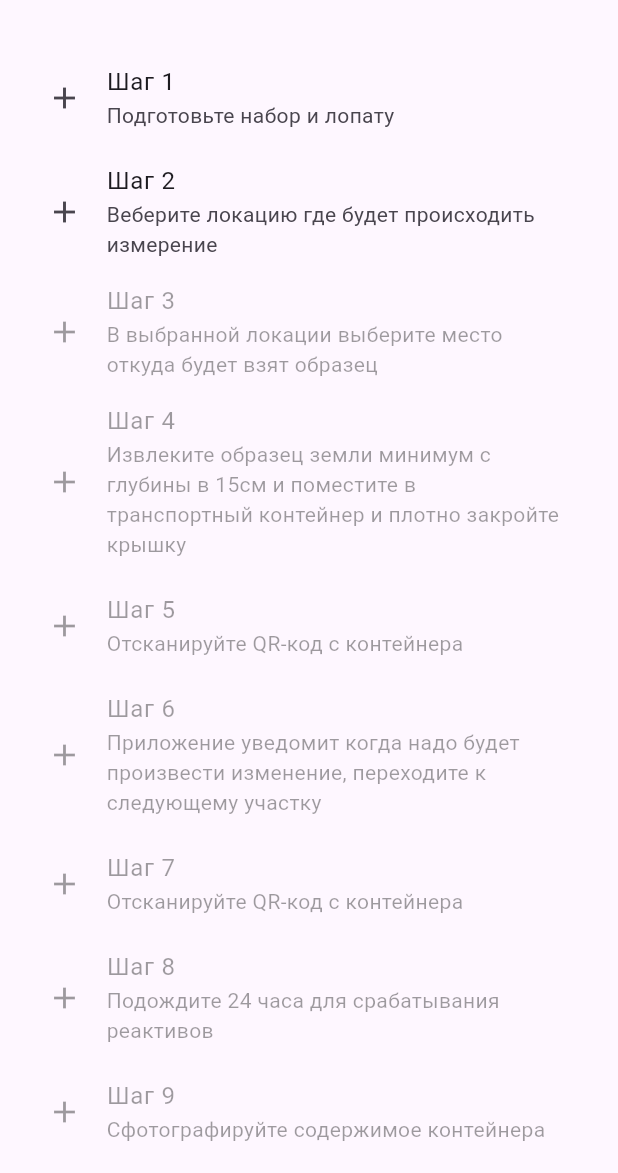
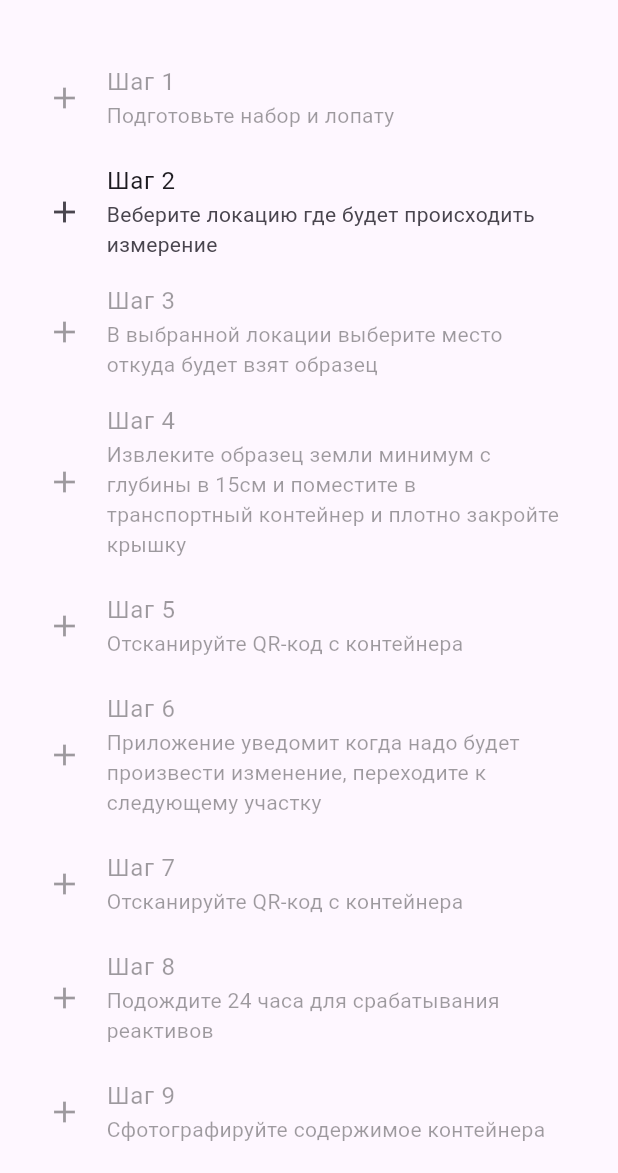
Before and after one commit to inas-iorl/iAgroApp, a Flutter app: the DiagnosticScreen screen opened directly with empty values, after a tap on "Шаг 1", on a phone screen of 412 x 824 dp, the part 63-1236 px from its top. Run offline on Flutter 3.47's test engine with Material 3 defaults, Android fonts, the light colour scheme and no system bars; our stand-ins replace dio, flutter_local_notifications, flutter_map, get_it, image_picker, latlong2 and 5 more; missing offline and left inert: dart:ffi, flutter_barcode_scanner, flutter_map_dragmarker, flutter_timer_countdown, maps_toolkit; network calls fail.

Commit message:
промежуточный

```diff
--- a/lib/main.dart
+++ b/lib/main.dart
@@ -4,6 +4,7 @@ import 'package:co2_app_server/screens/Chemical.dart';
 import 'package:co2_app_server/screens/Device.dart';
 import 'package:co2_app_server/screens/Diagnostic.dart';
 import 'package:co2_app_server/screens/DiagnosticList.dart';
+import 'package:co2_app_server/screens/FIeldMapEdit.dart';
 import 'package:co2_app_server/screens/FieldEdit.dart';
 import 'package:co2_app_server/screens/Map.dart';
 import 'package:co2_app_server/screens/MyDevices.dart';
@@ -62,6 +63,7 @@ class MyApp extends StatelessWidget {
         '/fields': (context) => FieldsScreen(),
         '/field': (context) => MyFieldScreen(),
         '/field/edit': (context) => FieldScreen(),
+        '/field/edit/map': (context) => FieldMapEditScreen(),
         '/field/diagnostics': (context) => DiagnosticListScreen(),
         '/devices': (context) => DevicesScreen(),
         '/device': (context) => DeviceScreen(),
--- a/lib/screens/Diagnostic.dart
+++ b/lib/screens/Diagnostic.dart
@@ -9,10 +9,11 @@ import 'package:flutter_barcode_scanner/flutter_barcode_scanner.dart';
 import 'package:get_it/get_it.dart';
 import 'package:dio/dio.dart';
 import 'package:image_picker/image_picker.dart';
+import 'package:maps_toolkit/maps_toolkit.dart' as maps_toolkit;
+import 'package:latlong2/latlong.dart' as ll;
 import 'package:permission_handler/permission_handler.dart';
 import '../models/api.dart';
 import 'package:flutter_timer_countdown/flutter_timer_countdown.dart';
-import 'package:latlong2/latlong.dart';
 
 
 class DiagnosticScreen extends StatefulWidget {
@@ -94,45 +95,42 @@ class CheckListWidget extends StatefulWidget {
 
 class _CheckListWidgetState extends State<CheckListWidget> {
 
-  late CheckListStep step1;
-  late CheckListStep step2;
-  late CheckListStep step3;
-  late CheckListStep step4;
-  late CheckListStep step5;
-  late CheckListStep step6;
-  late CheckListStep step7;
-  late CheckListStep step8;
-  late CheckListStep step9;
-  late CheckListStep step10;
-
   String device_id = '';
   var api = GetIt.I<Api>();
   bool showMap = false;
-  LatLng? point;
+  ll.LatLng? point;
+  List<Widget> list_widgets = [];
 
   // var notice = Notify;
 
-  List<bool> enList = [false,false,false,false,false,false,false,false,false,false,false];
-
+  int currentStep = 0;
 
   List<Widget?> steps = [];
 
   void complete(int idx){
     setState(() {
-      enList[idx] = false;
-      if (enList.asMap().containsKey(idx+1)){
-        enList[idx+1] = true;
-      }
+      (list_widgets[idx] as CheckListStep).enabled = false;
+      currentStep = idx+1;
+      (list_widgets[currentStep] as CheckListStep).enabled = true;
     });
   }
 
-  getMapPoint(poinValue){
-    setState(() {
-      point=poinValue;
-      showMap = false;
-      complete(1);
-      enList[0] = false;
-    });
+  getMapPoint(ll.LatLng poinValue){
+    List<maps_toolkit.LatLng> polygon = [
+      maps_toolkit.LatLng(43.593498, 76.628047),
+      maps_toolkit.LatLng(43.595432, 76.632052),
+      maps_toolkit.LatLng(43.59218, 76.635876),
+      maps_toolkit.LatLng(43.590158, 76.631142),
+    ];
+
+    if (maps_toolkit.PolygonUtil.containsLocation(maps_toolkit.LatLng(poinValue.latitude, poinValue.longitude), polygon, false)){
+      setState(() {
+        point=poinValue;
+        showMap = false;
+        complete(1);
+        (list_widgets[0] as CheckListStep).enabled = false;
+      });
+    }
   }
 
   void scanQR(int idx) async {
@@ -144,7 +142,8 @@ class _CheckListWidgetState extends State<CheckListWidget> {
       dynamic data = json.decode(response.data);
       setState(() {
         widget.diagnostic = DiagnosticModel.fromJson(data['data']);
-        enList[idx] = false;
+        // enList[idx] = false;
+        complete(idx);
         int diff = widget.diagnostic!.measure_time!.difference(DateTime.now()).inSeconds;
         Notify.scheduledNotification(
             title: 'Время для измерения',
@@ -168,10 +167,10 @@ class _CheckListWidgetState extends State<CheckListWidget> {
       dynamic data = json.decode(response.data);
       setState(() {
         widget.diagnostic = DiagnosticModel.fromJson(data['data']);
-        enList[idx] = false;
+        complete(idx);
         int diff = widget.diagnostic!.measure_time!.difference(DateTime.now()).inSeconds;
-        print('diff $diff');
-        print('measure_time ${widget.diagnostic!.measure_time}');
+        // print('diff $diff');
+        // print('measure_time ${widget.diagnostic!.measure_time}');
         Notify.scheduledNotification(
             title: 'Время для измерения',
             body: "${widget.diagnostic?.field_id}",
@@ -198,57 +197,45 @@ class _CheckListWidgetState extends State<CheckListWidget> {
         widget.diagnostic = DiagnosticModel.fromJson(data['data']);
       });
     }
-
     complete(idx);
   }
 
   @override
   Widget build(BuildContext context) {
-    List<Widget> list_widgets = [];
+
+    list_widgets = [
+      CheckListStep(title: 'Шаг 1', subtitle: 'Подготовьте набор и лопату', enabled: false, itemIcon: Icons.add, onTap: () => complete(0)),
+      CheckListStep(title: 'Шаг 2', subtitle: 'Веберите локацию где будет происходить измерение', enabled: false, itemIcon: Icons.add, onTap: () => selectPoint(1)),
+      CheckListStep(title: 'Шаг 3', subtitle: 'В выбранной локации выберите место откуда будет взят образец', enabled: false, itemIcon: Icons.add, onTap: () => complete(2)),
+      CheckListStep(title: 'Шаг 4', subtitle: 'Извлеките образец земли минимум с глубины в 15см и поместите в транспортный контейнер и плотно закройте крышку', enabled: false, itemIcon: Icons.add, onTap: () => complete(3)),
+      CheckListStep(title: 'Шаг 5', subtitle: 'Отсканируйте QR-код с контейнера', enabled: false, itemIcon: Icons.add, onTap: () => scanQR(4)),
+      CheckListStep(title: 'Шаг 6', subtitle: 'Приложение уведомит когда надо будет произвести изменение, переходите к следующему участку', enabled: false, itemIcon: Icons.add, onTap: () => complete(5)),
+      CheckListStep(title: 'Шаг 7', subtitle: 'Отсканируйте QR-код с контейнера', enabled: false, itemIcon: Icons.add, onTap: () => complete(6)),
+      CheckListStep(title: 'Шаг 8', subtitle: 'Подождите 24 часа для срабатывания реактивов', enabled: false, itemIcon: Icons.add, onTap: null),
+      CheckListStep(title: 'Шаг 9', subtitle: 'Сфотографируйте содержимое контейнера', enabled: false, itemIcon: Icons.add, onTap: () => takeMeasure(8)),
+      CheckListStep(title: 'Шаг 10', subtitle: 'Дождитесь результата', enabled: false, itemIcon: Icons.add)
+    ];
+
     if (widget.diagnostic != null) {
-      enList[0] = false;
       int date_compare = widget.diagnostic!.measure_time!.compareTo(DateTime?.now());
 
       if (date_compare <= 0) { // time to measure
-
         if (widget.diagnostic!.result_image.length > 5){ // image taken
-          enList[9] = true;
+          currentStep = 9;
         } else { // take image
-          enList[8] = true;
+          currentStep = 8;
         }
       }
 
       if (date_compare > 0) { // waiting
-        enList[7] = true;
+        currentStep = 7;
       }
     }
     else {
-      if (point == null){
-        enList[0] = true;
+      if (point == null && currentStep == 0){
+        currentStep = 0;
       }
     }
-
-    step1 = CheckListStep(title: 'Шаг 1', subtitle: 'Подготовьте набор и лопату', enabled: enList[0], itemIcon: Icons.add, onTap: () => complete(0));
-    step2 = CheckListStep(title: 'Шаг 2', subtitle: 'Веберите локацию где будет происходить измерение', enabled: enList[1], itemIcon: Icons.add, onTap: () => selectPoint(1));
-    step3 = CheckListStep(title: 'Шаг 3', subtitle: 'В выбранной локации выберите место откуда будет взят образец', enabled: enList[2], itemIcon: Icons.add, onTap: () => complete(2));
-    step4 = CheckListStep(title: 'Шаг 4', subtitle: 'Извлеките образец земли минимум с глубины в 15см и поместите в транспортный контейнер и плотно закройте крышку', enabled: enList[3], itemIcon: Icons.add, onTap: () => complete(3));
-    step5 = CheckListStep(title: 'Шаг 5', subtitle: 'Отсканируйте QR-код с контейнера', enabled: enList[4], itemIcon: Icons.add, onTap: () => scanQR(4));
-    step6 = CheckListStep(title: 'Шаг 6', subtitle: 'Приложение уведомит когда надо будет произвести изменение, переходите к следующему участку', enabled: enList[5], itemIcon: Icons.add, onTap: () => complete(5));
-    step7 = CheckListStep(title: 'Шаг 7', subtitle: 'Отсканируйте QR-код с контейнера', enabled: enList[6], itemIcon: Icons.add, onTap: () => complete(6));
-    step8 = CheckListStep(title: 'Шаг 8', subtitle: 'Подождите 24 часа для срабатывания реактивов', enabled: enList[7], itemIcon: Icons.add, onTap: null);
-    step9 = CheckListStep(title: 'Шаг 9', subtitle: 'Сфотографируйте содержимое контейнера', enabled: enList[8], itemIcon: Icons.add, onTap: () => takeMeasure(8));
-    step10 = CheckListStep(title: 'Шаг 10', subtitle: 'Дождитесь результата', enabled: enList[9], itemIcon: Icons.add);
-
-    list_widgets.add(step1);
-    list_widgets.add(step2);
-    list_widgets.add(step3);
-    list_widgets.add(step4);
-    list_widgets.add(step5);
-    list_widgets.add(step6);
-    list_widgets.add(step7);
-    list_widgets.add(step8);
-    list_widgets.add(step9);
-    list_widgets.add(step10);
 
     if (widget.diagnostic != null){
       if (widget.diagnostic?.result != ''){ // got result
@@ -256,14 +243,14 @@ class _CheckListWidgetState extends State<CheckListWidget> {
           ResultWidget(diagnoctic: widget.diagnostic!,)
         ];
       } else { // waiting result
-        enList[9] = true;
+        currentStep = 9;
       }
     }
 
-
+    (list_widgets[currentStep] as CheckListStep).enabled = true;
     return Column(
     mainAxisAlignment: MainAxisAlignment.start,
-    children: showMap ? [MapWidget(position: LatLng(43.59301, 76.631282),onTap: getMapPoint)] : list_widgets);
+    children: showMap ? [MapWidget(position: ll.LatLng(43.59301, 76.631282),onTap: getMapPoint)] : list_widgets);
   }
 }
 
--- a/lib/screens/FieldInfo.dart
+++ b/lib/screens/FieldInfo.dart
@@ -9,13 +9,13 @@ import 'package:co2_app_server/widgets/weather.dart';
 import 'package:flutter/material.dart';
 import 'package:get_it/get_it.dart';
 import 'package:dio/dio.dart';
+import 'package:latlong2/latlong.dart';
 
 import '../models/api.dart';
 import '../widgets/announcement.dart';
 import '../widgets/field_card.dart';
 import '../widgets/field_combi.dart';
 import '../widgets/field_info.dart';
-import 'package:latlong2/latlong.dart';
 
 
 class MyFieldScreen extends StatefulWidget {
```
Also changed, not shown: lib/screens/FieldEdit.dart (+12 -0 lines), lib/widgets/map.dart (+159 -18 lines), pubspec.yaml (+7 -2 lines).
